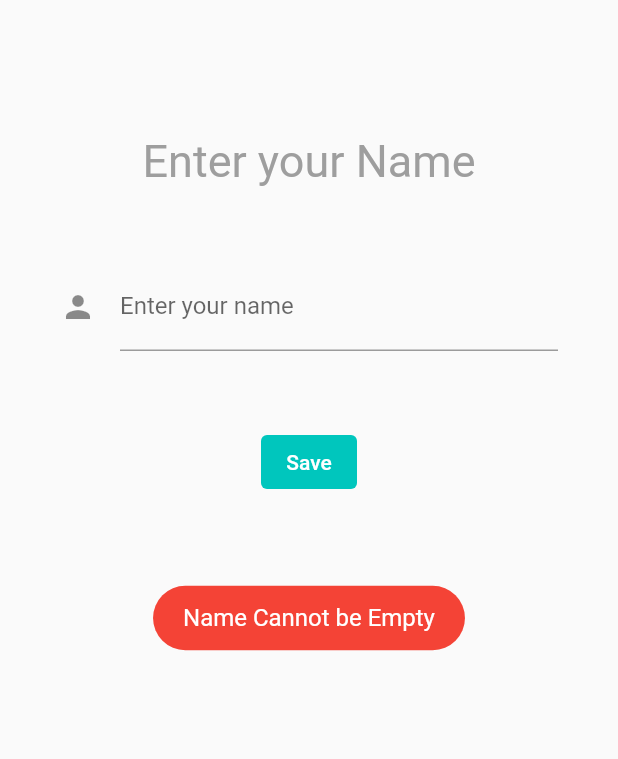
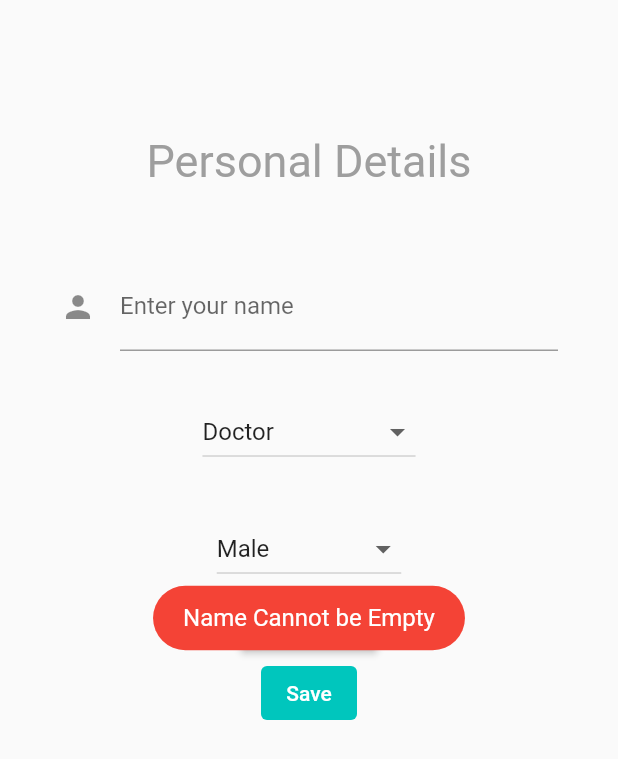
Before and after one commit to devansh2805/Health-Connect, a Flutter app: the NamePage screen opened directly, after a tap on "Save", on a phone screen of 412 x 824 dp. Shown: the top 759 px of the screen. Run offline on Flutter 3.47's test engine with Material 2 defaults, Android fonts, the light colour scheme and no system bars; our stand-ins replace cloud_firestore, firebase_auth, firebase_core, fluttertoast, google_fonts, intl_phone_field; accounts and stored records are empty.

Commit message:
Added Personal details

```diff
--- a/lib/details.dart
+++ b/lib/details.dart
@@ -4,6 +4,7 @@ import 'package:health_connect/main.dart';
 import 'package:firebase_auth/firebase_auth.dart';
 import 'package:cloud_firestore/cloud_firestore.dart';
 import 'package:fluttertoast/fluttertoast.dart';
+import 'dart:async';
 
 class NamePage extends StatefulWidget {
   @override
@@ -14,11 +15,27 @@ class NamePage extends StatefulWidget {
 
 class NamePageState extends State<NamePage> {
   late TextEditingController _nameController;
-
+  int _userType = 1;
+  int _gender = 1;
+  DateTime selectedDate = DateTime(DateTime.now().year);
   @override
   void initState() {
     super.initState();
     _nameController = TextEditingController();
+  }
+
+  _selectDate(BuildContext context) async {
+    final DateTime? picked = await showDatePicker(
+      context: context,
+      initialDate: selectedDate,
+      firstDate: DateTime(DateTime.now().year - 100),
+      lastDate: DateTime(DateTime.now().year),
+    );
+    if (picked != null && picked != selectedDate) {
+      setState(() {
+        selectedDate = picked;
+      });
+    }
   }
 
   @override
@@ -41,7 +58,7 @@ class NamePageState extends State<NamePage> {
             ),
             Center(
               child: Text(
-                "Enter your Name",
+                "Personal Details",
                 style: GoogleFonts.roboto(
                   color: Colors.grey,
                   fontSize: 30,
@@ -62,7 +79,60 @@ class NamePageState extends State<NamePage> {
               ),
             ),
             const SizedBox(
-              height: 50.0,
+              height: 30.0,
+            ),
+            DropdownButton(
+              value: _userType,
+              items: const [
+                DropdownMenuItem(
+                  child: Text("Doctor"),
+                  value: 1,
+                ),
+                DropdownMenuItem(
+                  child: Text("Patient"),
+                  value: 2,
+                )
+              ],
+              hint: const Text("Select User Type"),
+              onChanged: (int? value) {
+                setState(() {
+                  _userType = value!;
+                });
+              },
+            ),
+            const SizedBox(
+              height: 30.0,
+            ),
+            DropdownButton(
+              value: _gender,
+              items: const [
+                DropdownMenuItem(
+                  child: Text("Male"),
+                  value: 1,
+                ),
+                DropdownMenuItem(
+                  child: Text("Female"),
+                  value: 2,
+                ),
+                DropdownMenuItem(
+                  child: Text("Other"),
+                  value: 3,
+                )
+              ],
+              hint: const Text("Select Gender"),
+              onChanged: (int? value) {
+                setState(() {
+                  _gender = value!;
+                });
+              },
+            ),
+            ElevatedButton(
+              onPressed: () => _selectDate(context),
+              child: const Text(
+                'Pick Date',
+                style:
+                    TextStyle(color: Colors.white, fontWeight: FontWeight.bold),
+              ),
             ),
             TextButton(
               style: ButtonStyle(
@@ -78,6 +148,16 @@ class NamePageState extends State<NamePage> {
                 ),
               ),
               onPressed: () async {
+                if (selectedDate == DateTime.now()) {
+                  Fluttertoast.showToast(
+                    msg: "Please select your date of birth",
+                    toastLength: Toast.LENGTH_SHORT,
+                    gravity: ToastGravity.CENTER,
+                    backgroundColor: Colors.red,
+                    textColor: Colors.white,
+                    fontSize: 16.0,
+                  );
+                } else {
                   if (_nameController.text == '') {
                     Fluttertoast.showToast(
                       msg: "Name Cannot be Empty",
@@ -96,6 +176,9 @@ class NamePageState extends State<NamePage> {
                       'name': _nameController.text,
                       'phoneNumber':
                           FirebaseAuth.instance.currentUser!.phoneNumber,
+                      'userType': _userType,
+                      'gender': _gender,
+                      'birthday': selectedDate
                     });
                     Navigator.of(context).pushReplacement(
                       MaterialPageRoute(
@@ -106,6 +189,7 @@ class NamePageState extends State<NamePage> {
                         },
                       ),
                     );
+                  }
                 }
               },
               child: const Text(
--- a/lib/main.dart
+++ b/lib/main.dart
@@ -1,5 +1,5 @@
 import 'package:flutter/material.dart';
-// import 'dart:async';
+import 'dart:async';
 // import 'dart:convert';
 // import 'dart:io';
 import 'package:firebase_core/firebase_core.dart';
```
Lines whose indentation alone changed are shown as unchanged.
